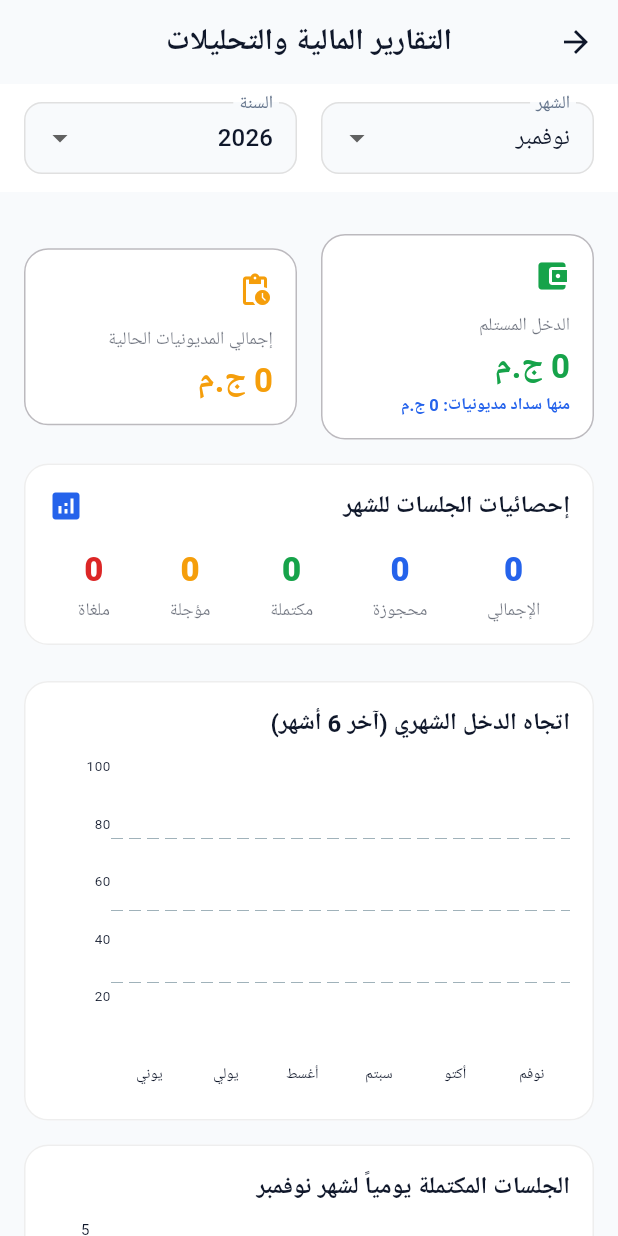
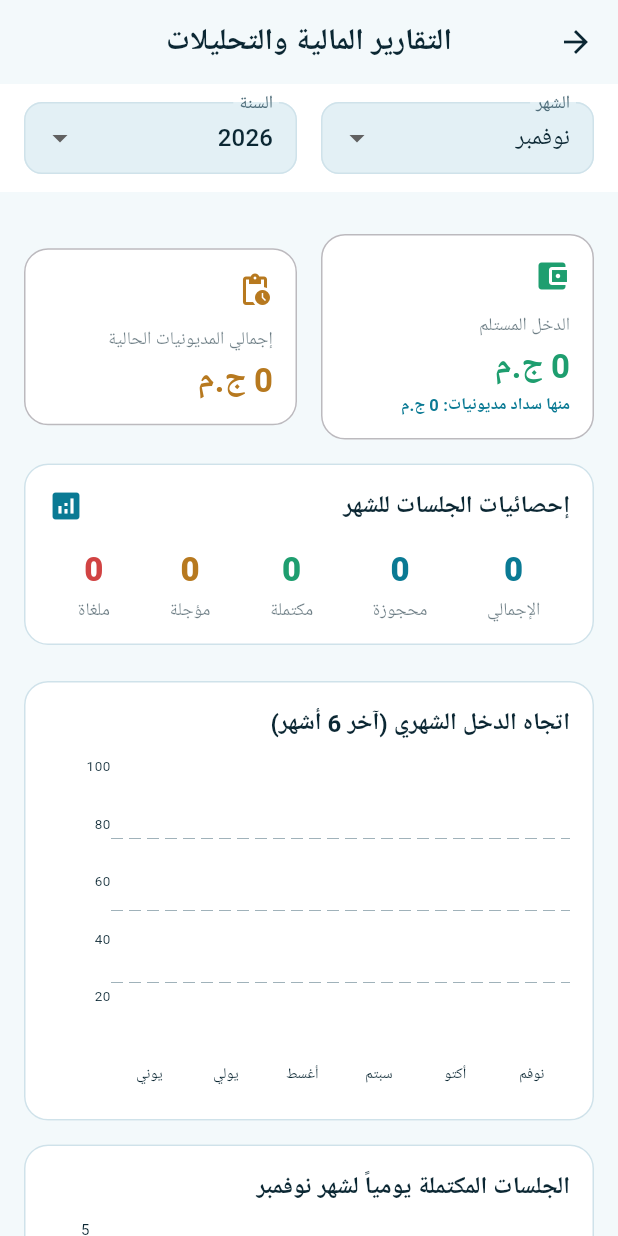
Before and after one commit to omarAhmed7525/Physical-Therapy-App, a Flutter app: the screen it shows once a user with an empty profile is signed in, after a tap on "التقارير", on a phone screen of 412 x 824 dp. Run offline on Flutter 3.47's test engine with Material 3 defaults, Android fonts, the phone set to English and light mode, and no system bars; drawn by our look-alikes of fl_chart; our stand-ins replace cloud_firestore, firebase_auth, firebase_core, flutter_local_notifications, flutter_map, flutter_timezone and 6 more; accounts and stored records are empty; generated files the repository leaves out were written again.

Commit message:
S8: apply fisio color palette tokens across app_colors and themes

```diff
--- a/lib/core/constants/app_colors.dart
+++ b/lib/core/constants/app_colors.dart
@@ -1,27 +1,33 @@
 import 'package:flutter/material.dart';
 
-/// Central color palette for the physiotherapy app.
+/// Central color palette ("fisio") for the physiotherapy app.
 /// All colors are referenced from here — never hard-coded in widgets.
 abstract class AppColors {
   // ── Light Mode ─────────────────────────────────────────────────────────────
-  static const Color lightBackground  = Color(0xFFF8FAFC);
-  static const Color lightCard        = Color(0xFFFFFFFF);
-  static const Color lightPrimary     = Color(0xFF2563EB);
-  static const Color lightSecondary   = Color(0xFF14B8A6);
-  static const Color lightTextPrimary = Color(0xFF0F172A);
-  static const Color lightTextSecondary = Color(0xFF64748B);
-  static const Color lightSuccess     = Color(0xFF16A34A);
-  static const Color lightWarning     = Color(0xFFF59E0B);
-  static const Color lightError       = Color(0xFFDC2626);
+  static const Color lightBackground    = Color(0xFFF3F9FB);
+  static const Color lightCard          = Color(0xFFFFFFFF);
+  static const Color lightPrimary       = Color(0xFF0A7A94);
+  static const Color lightOnPrimary     = Color(0xFFFFFFFF);
+  static const Color lightSecondary     = Color(0xFF6DB6CB);
+  static const Color lightTextPrimary   = Color(0xFF0B2733);
+  static const Color lightTextSecondary = Color(0xFF4F6D7A);
+  static const Color lightSurfaceAlt    = Color(0xFFE3F0F5);
+  static const Color lightBorder        = Color(0xFFCFE2EA);
+  static const Color lightSuccess       = Color(0xFF1E9E6F);
+  static const Color lightWarning       = Color(0xFFB7791F);
+  static const Color lightError         = Color(0xFFD14343);
 
   // ── Dark Mode ──────────────────────────────────────────────────────────────
-  static const Color darkBackground   = Color(0xFF0F172A);
-  static const Color darkCard         = Color(0xFF1E293B);
-  static const Color darkPrimary      = Color(0xFF60A5FA);
-  static const Color darkSecondary    = Color(0xFF2DD4BF);
-  static const Color darkTextPrimary  = Color(0xFFF8FAFC);
-  static const Color darkTextSecondary = Color(0xFF94A3B8);
-  static const Color darkSuccess      = Color(0xFF4ADE80);
-  static const Color darkWarning      = Color(0xFFFBBF24);
-  static const Color darkError        = Color(0xFFF87171);
+  static const Color darkBackground     = Color(0xFF0B2733);
+  static const Color darkCard           = Color(0xFF10303F);
+  static const Color darkPrimary        = Color(0xFF6DB6CB);
+  static const Color darkOnPrimary      = Color(0xFF08202B);
+  static const Color darkSecondary      = Color(0xFF3FA3BD);
+  static const Color darkTextPrimary    = Color(0xFFE6F3F7);
+  static const Color darkTextSecondary  = Color(0xFF9DBCC8);
+  static const Color darkSurfaceElevated = Color(0xFF173D4E);
+  static const Color darkBorder         = Color(0xFF24495A);
+  static const Color darkSuccess        = Color(0xFF5FD1A5);
+  static const Color darkWarning        = Color(0xFFF2C15B);
+  static const Color darkError          = Color(0xFFF0807F);
 }
--- a/lib/core/theme/dark_theme.dart
+++ b/lib/core/theme/dark_theme.dart
@@ -16,13 +16,13 @@ abstract class DarkTheme {
       // ── Color scheme ──────────────────────────────────────────────────────
       colorScheme: const ColorScheme.dark(
         primary: AppColors.darkPrimary,
-        onPrimary: AppColors.darkBackground,
+        onPrimary: AppColors.darkOnPrimary,
         secondary: AppColors.darkSecondary,
-        onSecondary: AppColors.darkBackground,
+        onSecondary: AppColors.darkOnPrimary,
         surface: AppColors.darkCard,
         onSurface: AppColors.darkTextPrimary,
         error: AppColors.darkError,
-        onError: AppColors.darkBackground,
+        onError: AppColors.darkOnPrimary,
       ),
 
       // ── Scaffold ──────────────────────────────────────────────────────────
@@ -55,22 +55,22 @@ abstract class DarkTheme {
         margin: EdgeInsets.zero,
         shape: RoundedRectangleBorder(
           borderRadius: BorderRadius.circular(16),
-          side: const BorderSide(color: Color(0xFF334155)), // slate-700
+          side: const BorderSide(color: AppColors.darkBorder),
         ),
       ),
 
       // ── Input fields ──────────────────────────────────────────────────────
       inputDecorationTheme: InputDecorationTheme(
         filled: true,
-        fillColor: const Color(0xFF1E293B), // darkCard
+        fillColor: AppColors.darkSurfaceElevated,
         contentPadding: const EdgeInsets.symmetric(horizontal: 16, vertical: 14),
         border: OutlineInputBorder(
           borderRadius: BorderRadius.circular(12),
-          borderSide: const BorderSide(color: Color(0xFF334155)),
+          borderSide: const BorderSide(color: AppColors.darkBorder),
         ),
         enabledBorder: OutlineInputBorder(
           borderRadius: BorderRadius.circular(12),
-          borderSide: const BorderSide(color: Color(0xFF334155)),
+          borderSide: const BorderSide(color: AppColors.darkBorder),
         ),
         focusedBorder: OutlineInputBorder(
           borderRadius: BorderRadius.circular(12),
@@ -93,7 +93,7 @@ abstract class DarkTheme {
       elevatedButtonTheme: ElevatedButtonThemeData(
         style: ElevatedButton.styleFrom(
           backgroundColor: AppColors.darkPrimary,
-          foregroundColor: AppColors.darkBackground,
+          foregroundColor: AppColors.darkOnPrimary,
           elevation: 0,
           minimumSize: const Size(double.infinity, 52),
           shape: RoundedRectangleBorder(borderRadius: BorderRadius.circular(12)),
@@ -123,7 +123,7 @@ abstract class DarkTheme {
       // ── FloatingActionButton ──────────────────────────────────────────────
       floatingActionButtonTheme: const FloatingActionButtonThemeData(
         backgroundColor: AppColors.darkPrimary,
-        foregroundColor: AppColors.darkBackground,
+        foregroundColor: AppColors.darkOnPrimary,
         elevation: 4,
         shape: CircleBorder(),
       ),
@@ -141,16 +141,16 @@ abstract class DarkTheme {
 
       // ── Chip ──────────────────────────────────────────────────────────────
       chipTheme: ChipThemeData(
-        backgroundColor: AppColors.darkBackground,
+        backgroundColor: AppColors.darkSurfaceElevated,
         labelStyle: GoogleFonts.ibmPlexSansArabic(fontSize: 13, color: AppColors.darkTextPrimary),
         shape: RoundedRectangleBorder(borderRadius: BorderRadius.circular(8)),
-        side: const BorderSide(color: Color(0xFF334155)),
+        side: const BorderSide(color: AppColors.darkBorder),
         padding: const EdgeInsets.symmetric(horizontal: 10, vertical: 4),
       ),
 
       // ── Divider ───────────────────────────────────────────────────────────
       dividerTheme: const DividerThemeData(
-        color: Color(0xFF1E293B),
+        color: AppColors.darkBorder,
         thickness: 1,
         space: 1,
       ),
--- a/lib/core/theme/light_theme.dart
+++ b/lib/core/theme/light_theme.dart
@@ -16,13 +16,13 @@ abstract class LightTheme {
       // ── Color scheme ──────────────────────────────────────────────────────
       colorScheme: const ColorScheme.light(
         primary: AppColors.lightPrimary,
-        onPrimary: Colors.white,
+        onPrimary: AppColors.lightOnPrimary,
         secondary: AppColors.lightSecondary,
-        onSecondary: Colors.white,
+        onSecondary: AppColors.lightTextPrimary,
         surface: AppColors.lightCard,
         onSurface: AppColors.lightTextPrimary,
         error: AppColors.lightError,
-        onError: Colors.white,
+        onError: AppColors.lightOnPrimary,
       ),
 
       // ── Scaffold ──────────────────────────────────────────────────────────
@@ -55,22 +55,22 @@ abstract class LightTheme {
         margin: EdgeInsets.zero,
         shape: RoundedRectangleBorder(
           borderRadius: BorderRadius.circular(16),
-          side: BorderSide(color: Colors.grey.shade200),
+          side: const BorderSide(color: AppColors.lightBorder),
         ),
       ),
 
       // ── Input fields ──────────────────────────────────────────────────────
       inputDecorationTheme: InputDecorationTheme(
         filled: true,
-        fillColor: AppColors.lightBackground,
+        fillColor: AppColors.lightSurfaceAlt,
         contentPadding: const EdgeInsets.symmetric(horizontal: 16, vertical: 14),
         border: OutlineInputBorder(
           borderRadius: BorderRadius.circular(12),
-          borderSide: BorderSide(color: Colors.grey.shade300),
+          borderSide: const BorderSide(color: AppColors.lightBorder),
         ),
         enabledBorder: OutlineInputBorder(
           borderRadius: BorderRadius.circular(12),
-          borderSide: BorderSide(color: Colors.grey.shade300),
+          borderSide: const BorderSide(color: AppColors.lightBorder),
         ),
         focusedBorder: OutlineInputBorder(
           borderRadius: BorderRadius.circular(12),
@@ -93,7 +93,7 @@ abstract class LightTheme {
       elevatedButtonTheme: ElevatedButtonThemeData(
         style: ElevatedButton.styleFrom(
           backgroundColor: AppColors.lightPrimary,
-          foregroundColor: Colors.white,
+          foregroundColor: AppColors.lightOnPrimary,
           elevation: 0,
           minimumSize: const Size(double.infinity, 52),
           shape: RoundedRectangleBorder(borderRadius: BorderRadius.circular(12)),
@@ -123,7 +123,7 @@ abstract class LightTheme {
       // ── FloatingActionButton ──────────────────────────────────────────────
       floatingActionButtonTheme: const FloatingActionButtonThemeData(
         backgroundColor: AppColors.lightPrimary,
-        foregroundColor: Colors.white,
+        foregroundColor: AppColors.lightOnPrimary,
         elevation: 4,
         shape: CircleBorder(),
       ),
@@ -141,19 +141,19 @@ abstract class LightTheme {
 
       // ── Chip ──────────────────────────────────────────────────────────────
       chipTheme: ChipThemeData(
-        backgroundColor: AppColors.lightBackground,
+        backgroundColor: AppColors.lightSurfaceAlt,
         labelStyle: GoogleFonts.ibmPlexSansArabic(
           fontSize: 13,
           color: AppColors.lightTextPrimary,
         ),
         shape: RoundedRectangleBorder(borderRadius: BorderRadius.circular(8)),
-        side: BorderSide(color: Colors.grey.shade300),
+        side: const BorderSide(color: AppColors.lightBorder),
         padding: const EdgeInsets.symmetric(horizontal: 10, vertical: 4),
       ),
 
       // ── Divider ───────────────────────────────────────────────────────────
-      dividerTheme: DividerThemeData(
-        color: Colors.grey.shade200,
+      dividerTheme: const DividerThemeData(
+        color: AppColors.lightBorder,
         thickness: 1,
         space: 1,
       ),
```
